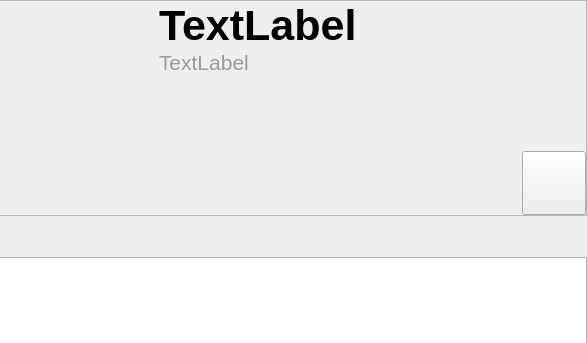
myapps-directory/myapps-client-store, file ola/client/store/item_form.ui: the form before one commit; both pictures show x 234 to 821 and y 0 to 343 of the 821 by 560 pixel window.
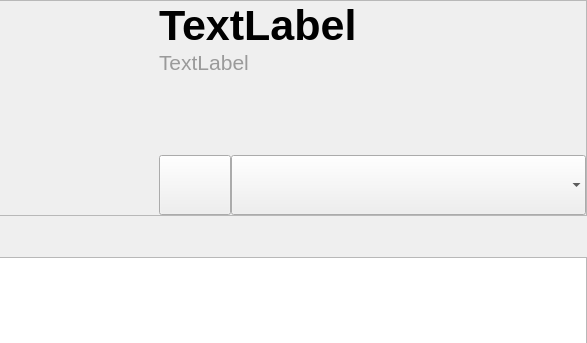
The form after the commit.

Commit message: start refactoring investigation

Patch:
```diff
--- a/ola/client/store/item_form.ui
+++ b/ola/client/store/item_form.ui
@@ -52,7 +52,7 @@
         <x>0</x>
         <y>0</y>
         <width>800</width>
-        <height>564</height>
+        <height>580</height>
        </rect>
       </property>
       <layout class="QVBoxLayout" name="verticalLayout">
@@ -630,31 +630,30 @@
             </item>
             <item>
              <layout class="QHBoxLayout" name="horizontalLayout_2">
-              <item>
-               <spacer name="horizontalSpacer">
-                <property name="orientation">
-                 <enum>Qt::Horizontal</enum>
-                </property>
-                <property name="sizeHint" stdset="0">
-                 <size>
-                  <width>40</width>
-                  <height>20</height>
-                 </size>
-                </property>
-               </spacer>
-              </item>
+              <property name="spacing">
+               <number>0</number>
+              </property>
               <item>
                <widget class="QPushButton" name="acquire_button">
+                <property name="enabled">
+                 <bool>true</bool>
+                </property>
+                <property name="sizePolicy">
+                 <sizepolicy hsizetype="Fixed" vsizetype="Preferred">
+                  <horstretch>0</horstretch>
+                  <verstretch>0</verstretch>
+                 </sizepolicy>
+                </property>
                 <property name="minimumSize">
                  <size>
-                  <width>64</width>
-                  <height>64</height>
+                  <width>60</width>
+                  <height>60</height>
                  </size>
                 </property>
                 <property name="maximumSize">
                  <size>
-                  <width>64</width>
-                  <height>64</height>
+                  <width>72</width>
+                  <height>72</height>
                  </size>
                 </property>
                 <property name="text">
@@ -672,11 +671,48 @@
                 <property name="checked">
                  <bool>false</bool>
                 </property>
+                <property name="default">
+                 <bool>false</bool>
+                </property>
                 <property name="flat">
                  <bool>false</bool>
                 </property>
                </widget>
               </item>
+              <item>
+               <widget class="QComboBox" name="comboBox">
+                <property name="sizePolicy">
+                 <sizepolicy hsizetype="Preferred" vsizetype="Preferred">
+                  <horstretch>0</horstretch>
+                  <verstretch>0</verstretch>
+                 </sizepolicy>
+                </property>
+                <property name="mouseTracking">
+                 <bool>true</bool>
+                </property>
+                <property name="tabletTracking">
+                 <bool>true</bool>
+                </property>
+                <property name="editable">
+                 <bool>false</bool>
+                </property>
+                <property name="currentText">
+                 <string notr="true"/>
+                </property>
+                <property name="sizeAdjustPolicy">
+                 <enum>QComboBox::AdjustToContents</enum>
+                </property>
+                <property name="iconSize">
+                 <size>
+                  <width>64</width>
+                  <height>64</height>
+                 </size>
+                </property>
+                <property name="frame">
+                 <bool>false</bool>
+                </property>
+               </widget>
+              </item>
              </layout>
             </item>
            </layout>
```
The commit also changes 1 other file.
